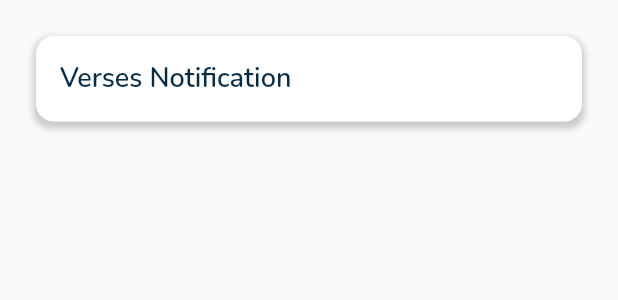
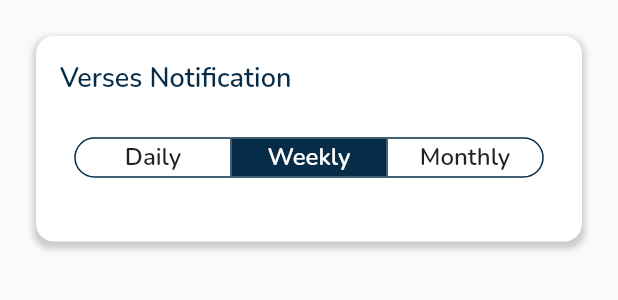
Before and after one commit to MemoryLamp/memorylamp-mobile, a Flutter app: the SettingsView widget shown alone on an empty page, opened directly, on a phone screen of 412 x 824 dp. Shown: the top 300 px of the screen. Run offline on Flutter 3.47's test engine with Material 2 defaults, Android fonts, the phone set to English and light mode, and no system bars; our stand-ins replace badges, percent_indicator.

Commit message:
add ToggleButtons

```diff
--- a/lib/views/settings.dart
+++ b/lib/views/settings.dart
@@ -1,5 +1,7 @@
 import 'package:flutter/material.dart';
+import 'package:memory_lamp/helpers/size_mq.dart';
 import 'package:memory_lamp/theming/defaults.dart';
+import 'package:memory_lamp/theming/ml_colors.dart';
 import 'package:memory_lamp/theming/ml_font.dart';
 import 'package:memory_lamp/widgets/ml_container.dart';
 import 'package:memory_lamp/widgets/ml_text.dart';
@@ -21,14 +23,59 @@ class SettingsView extends StatelessWidget {
           child: Column(
             crossAxisAlignment: CrossAxisAlignment.start,
             children: [
-              MLText(
-                "Verses Notification",
-                style: MLFont.bannerText01,
-              ),
+              _banner(),
+              _toggleButtons(),
             ],
           ),
         ),
       ),
     );
   }
+
+  MLText _banner() {
+    return MLText(
+      "Verses Notification",
+      style: MLFont.bannerText01,
+    );
+  }
+
+  Padding _toggleButtons() {
+    MLText _text(String text) {
+      return MLText(
+        text,
+        fontWeight: MLFont.semiBold,
+        fontSize: MLFont.medium,
+      );
+    }
+
+    return Padding(
+      padding: const EdgeInsets.symmetric(vertical: 16),
+      child: Center(
+        child: ToggleButtons(
+          borderRadius: BorderRadius.circular(24),
+          fillColor: MLColors.primary,
+          selectedColor: Colors.white,
+          selectedBorderColor: MLColors.primary,
+          borderColor: MLColors.primary,
+          constraints: BoxConstraints.expand(
+            width: SizeMQ.width! * .25,
+            height: MLFont.extraLarge,
+          ),
+          children: [
+            _text("Daily"),
+            _text("Weekly"),
+            _text("Monthly"),
+          ],
+          isSelected: [
+            false,
+            true,
+            false,
+          ],
+          onPressed: (index) {
+            print(index);
+          },
+        ),
+      ),
+    );
+  }
 }
```
